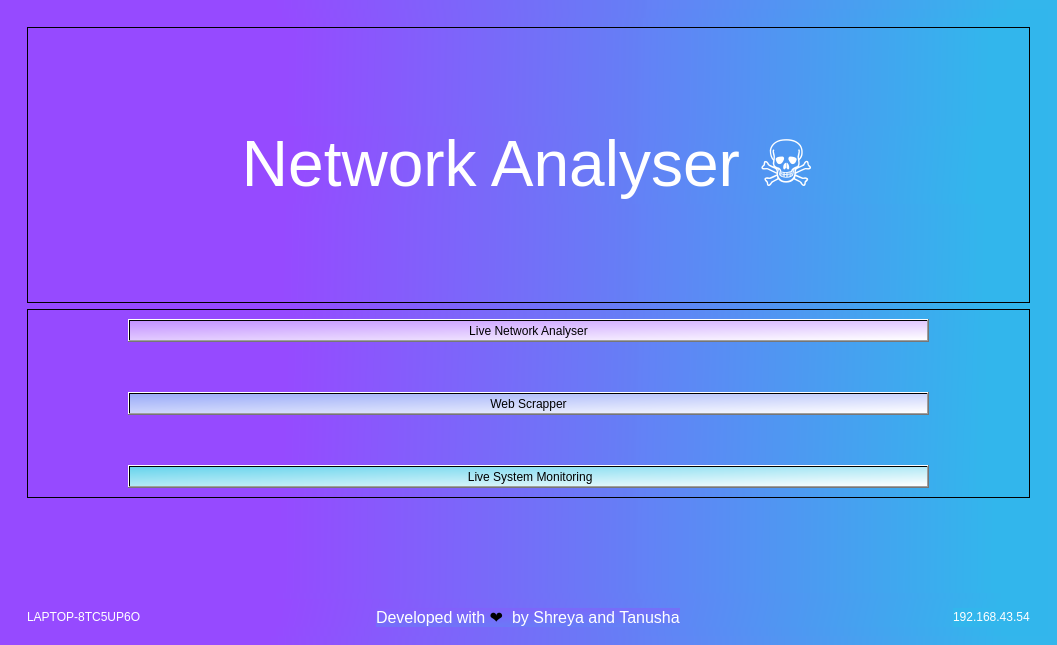
Old version of the form src/designs/mainWindow.ui in the repository MoonPengu/WebScrapper.
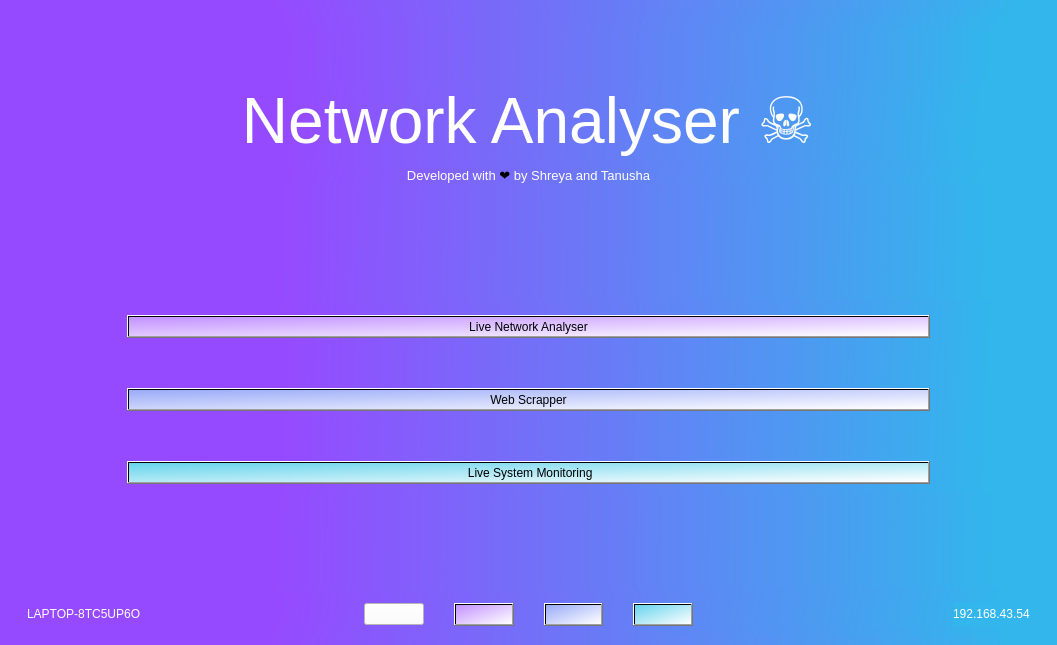
New version of the form. Icons and pictures are not drawn.

Commit message: Added Bottom Menu

Patch:
```diff
--- a/src/designs/mainWindow.ui
+++ b/src/designs/mainWindow.ui
@@ -650,13 +650,13 @@
            <item>
             <widget class="QFrame" name="frame_11">
              <property name="frameShape">
-              <enum>QFrame::StyledPanel</enum>
+              <enum>QFrame::NoFrame</enum>
              </property>
              <property name="frameShadow">
               <enum>QFrame::Raised</enum>
              </property>
-             <layout class="QHBoxLayout" name="horizontalLayout_11">
-              <item alignment="Qt::AlignVCenter">
+             <layout class="QVBoxLayout" name="verticalLayout_11">
+              <item alignment="Qt::AlignBottom">
                <widget class="QLabel" name="label_6">
                 <property name="sizePolicy">
                  <sizepolicy hsizetype="Minimum" vsizetype="Preferred">
@@ -672,13 +672,26 @@
                 </property>
                </widget>
               </item>
+              <item alignment="Qt::AlignTop">
+               <widget class="QLabel" name="developedMsgLbl">
+                <property name="cursor">
+                 <cursorShape>PointingHandCursor</cursorShape>
+                </property>
+                <property name="styleSheet">
+                 <string notr="true">color:white;</string>
+                </property>
+                <property name="text">
+                 <string>&lt;html&gt;&lt;head/&gt;&lt;body&gt;&lt;p align=&quot;center&quot;&gt;&lt;span style=&quot; font-size:10pt;&quot;&gt;Developed with &lt;/span&gt;&lt;span style=&quot; font-family:'apple color emoji','segoe ui emoji','noto color emoji','android emoji','emojisymbols','emojione mozilla','twemoji mozilla','segoe ui symbol'; font-size:10pt; color:#000000;&quot;&gt;❤️ &lt;/span&gt;&lt;span style=&quot; font-size:10pt;&quot;&gt;by   Shreya and Tanusha&lt;/span&gt;&lt;/p&gt;&lt;/body&gt;&lt;/html&gt;</string>
+                </property>
+               </widget>
+              </item>
              </layout>
             </widget>
            </item>
            <item alignment="Qt::AlignTop">
             <widget class="QFrame" name="frame_15">
              <property name="frameShape">
-              <enum>QFrame::StyledPanel</enum>
+              <enum>QFrame::NoFrame</enum>
              </property>
              <property name="frameShadow">
               <enum>QFrame::Raised</enum>
@@ -1289,25 +1302,114 @@
             </property>
            </widget>
           </item>
-          <item alignment="Qt::AlignHCenter">
-           <widget class="QLabel" name="developedMsgLbl">
-            <property name="cursor">
-             <cursorShape>PointingHandCursor</cursorShape>
-            </property>
+          <item>
+           <widget class="QFrame" name="frame_12">
             <property name="styleSheet">
-             <string notr="true">background-color: qlineargradient(spread:pad, x1:0, y1:0, x2:1, y2:1, stop:0 rgba(136, 89, 252, 255), stop:1 rgba(95, 134, 245, 255));
-color: rgb(255, 255, 255);</string>
+             <string notr="true">background-color:rgba(255,255,255,0)</string>
             </property>
-            <property name="text">
-             <string>&lt;!DOCTYPE HTML PUBLIC &quot;-//W3C//DTD HTML 4.0//EN&quot; &quot;http://www.w3.org/TR/REC-html40/strict.dtd&quot;&gt;
-&lt;html&gt;&lt;head&gt;&lt;meta name=&quot;qrichtext&quot; content=&quot;1&quot; /&gt;&lt;style type=&quot;text/css&quot;&gt;
-p, li { white-space: pre-wrap; }
-&lt;/style&gt;&lt;/head&gt;&lt;body style=&quot; font-family:'MS Shell Dlg 2'; font-size:8pt; font-weight:400; font-style:normal;&quot;&gt;
-&lt;p style=&quot; margin-top:12px; margin-bottom:12px; margin-left:0px; margin-right:0px; -qt-block-indent:0; text-indent:0px;&quot;&gt;&lt;span style=&quot; font-size:12pt;&quot;&gt;Developed with &lt;/span&gt;&lt;span style=&quot; font-family:'apple color emoji','segoe ui emoji','noto color emoji','android emoji','emojisymbols','emojione mozilla','twemoji mozilla','segoe ui symbol'; font-size:12pt; color:#000000;&quot;&gt;❤️  &lt;/span&gt;&lt;span style=&quot; font-size:12pt;&quot;&gt;by Shreya and Tanusha&lt;/span&gt;&lt;/p&gt;&lt;/body&gt;&lt;/html&gt;</string>
+            <property name="frameShape">
+             <enum>QFrame::StyledPanel</enum>
             </property>
-            <property name="openExternalLinks">
-             <bool>false</bool>
+            <property name="frameShadow">
+             <enum>QFrame::Raised</enum>
             </property>
+            <layout class="QHBoxLayout" name="horizontalLayout_7">
+             <property name="spacing">
+              <number>30</number>
+             </property>
+             <property name="leftMargin">
+              <number>0</number>
+             </property>
+             <property name="topMargin">
+              <number>0</number>
+             </property>
+             <property name="rightMargin">
+              <number>0</number>
+             </property>
+             <property name="bottomMargin">
+              <number>0</number>
+             </property>
+             <item>
+              <widget class="QPushButton" name="homeBtn">
+               <property name="cursor">
+                <cursorShape>PointingHandCursor</cursorShape>
+               </property>
+               <property name="toolTip">
+                <string>Home</string>
+               </property>
+               <property name="styleSheet">
+                <string notr="true">background-color:rgb(255, 255, 255)</string>
+               </property>
+               <property name="text">
+                <string/>
+               </property>
+               <property name="icon">
+                <iconset resource="../icons.qrc">
+                 <normaloff>:/icons/bx_bx-home_light.svg</normaloff>:/icons/bx_bx-home_light.svg</iconset>
+               </property>
+              </widget>
+             </item>
+             <item>
+              <widget class="QPushButton" name="liveNAtn">
+               <property name="cursor">
+                <cursorShape>PointingHandCursor</cursorShape>
+               </property>
+               <property name="toolTip">
+                <string>Live Network Analyser</string>
+               </property>
+               <property name="styleSheet">
+                <string notr="true">background-color: qlineargradient(spread:pad, x1:0, y1:0, x2:1, y2:1, stop:0 rgba(195, 146, 255, 255), stop:1 rgba(255, 255, 255, 255))</string>
+               </property>
+               <property name="text">
+                <string/>
+               </property>
+               <property name="icon">
+                <iconset resource="../icons.qrc">
+                 <normaloff>:/icons/grommet-icons_shield-security_light.svg</normaloff>:/icons/grommet-icons_shield-security_light.svg</iconset>
+               </property>
+              </widget>
+             </item>
+             <item>
+              <widget class="QPushButton" name="webScrapperBtn">
+               <property name="cursor">
+                <cursorShape>PointingHandCursor</cursorShape>
+               </property>
+               <property name="toolTip">
+                <string>Web Scrapper</string>
+               </property>
+               <property name="styleSheet">
+                <string notr="true">background-color: qlineargradient(spread:pad, x1:0, y1:0, x2:1, y2:1, stop:0 rgba(154, 171, 248, 255), stop:1 rgba(255, 255, 255, 255))</string>
+               </property>
+               <property name="text">
+                <string/>
+               </property>
+               <property name="icon">
+                <iconset resource="../icons.qrc">
+                 <normaloff>:/icons/grommet-icons_language_light.svg</normaloff>:/icons/grommet-icons_language_light.svg</iconset>
+               </property>
+              </widget>
+             </item>
+             <item>
+              <widget class="QPushButton" name="liveSMBtn">
+               <property name="cursor">
+                <cursorShape>PointingHandCursor</cursorShape>
+               </property>
+               <property name="toolTip">
+                <string> Live System Monitoring</string>
+               </property>
+               <property name="styleSheet">
+                <string notr="true">background-color: qlineargradient(spread:pad, x1:0, y1:0, x2:1, y2:1, stop:0 rgba(103, 212, 236, 255), stop:1 rgba(255, 255, 255, 255))</string>
+               </property>
+               <property name="text">
+                <string/>
+               </property>
+               <property name="icon">
+                <iconset resource="../icons.qrc">
+                 <normaloff>:/icons/ic_outline-room-preferences_light.svg</normaloff>:/icons/ic_outline-room-preferences_light.svg</iconset>
+               </property>
+              </widget>
+             </item>
+            </layout>
            </widget>
           </item>
           <item alignment="Qt::AlignRight">
```
Left out of the diff: 24 changed lines with no effect on the pictures. The commit also changes 2 other files.
